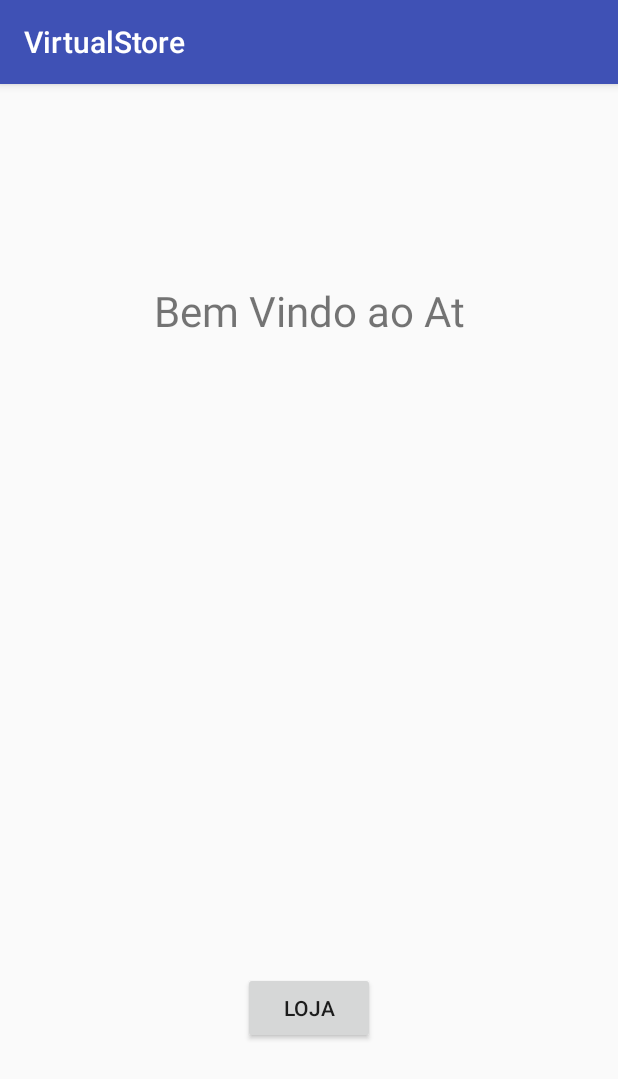
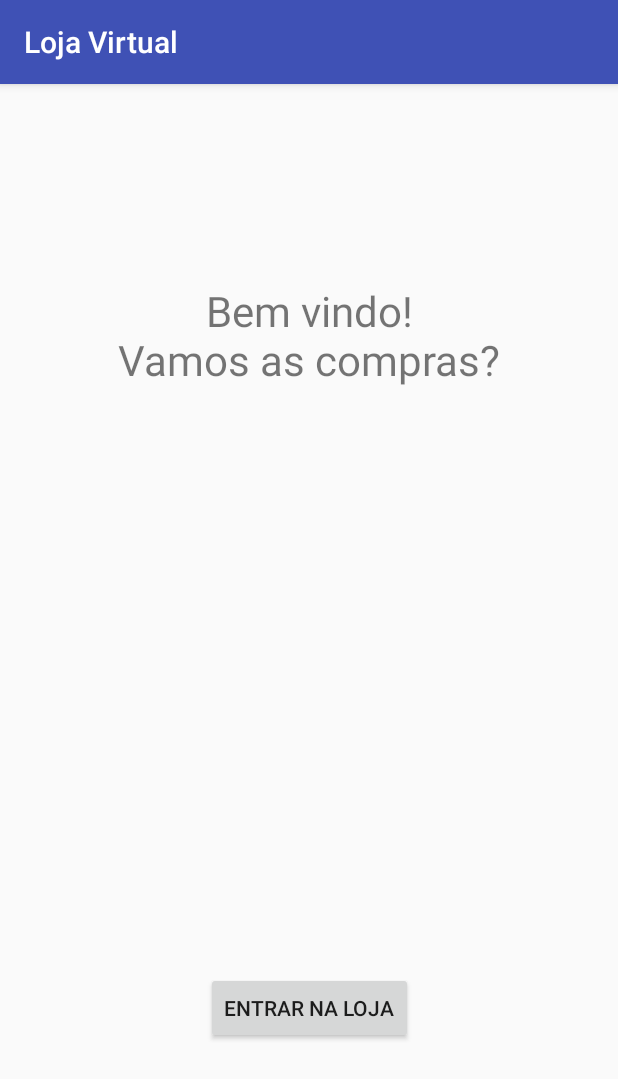
Before and after one commit to FourAndSurfer/VirtualStore, an Android app: the screen it shows after launch (MainActivity), on a phone screen of 412 x 824 dp. Shown: the top 1079 px of the screen. Run offline under Robolectric (Android 15) with nearby library versions, the phone set to English and light mode, and no system bars.

Commit message:
🎨  Melhora Layout da main activity

```diff
--- a/app/src/main/res/layout/activity_main.xml
+++ b/app/src/main/res/layout/activity_main.xml
@@ -13,7 +13,7 @@
         android:layout_marginBottom="128dp"
         android:layout_marginEnd="8dp"
         android:layout_marginStart="8dp"
-        android:text="Loja"
+        android:text="@string/enter_store_btn"
         app:layout_constraintBottom_toBottomOf="parent"
         app:layout_constraintEnd_toEndOf="parent"
         app:layout_constraintStart_toStartOf="parent"
@@ -27,8 +27,9 @@
         android:layout_marginEnd="8dp"
         android:layout_marginStart="8dp"
         android:layout_marginTop="132dp"
-        android:text="Bem Vindo ao At"
-        android:textSize="28dp"
+        android:text="@string/welcome_text_view"
+        android:textAlignment="center"
+        android:textSize="28sp"
         app:layout_constraintEnd_toEndOf="parent"
         app:layout_constraintHorizontal_bias="0.503"
         app:layout_constraintStart_toStartOf="parent"
--- a/app/src/main/res/values/strings.xml
+++ b/app/src/main/res/values/strings.xml
@@ -1,3 +1,5 @@
 <resources>
-    <string name="app_name">VirtualStore</string>
+    <string name="app_name">Loja Virtual</string>
+    <string name="enter_store_btn">Entrar na loja</string>
+    <string name="welcome_text_view">Bem vindo!\nVamos as compras?</string>
 </resources>
```
